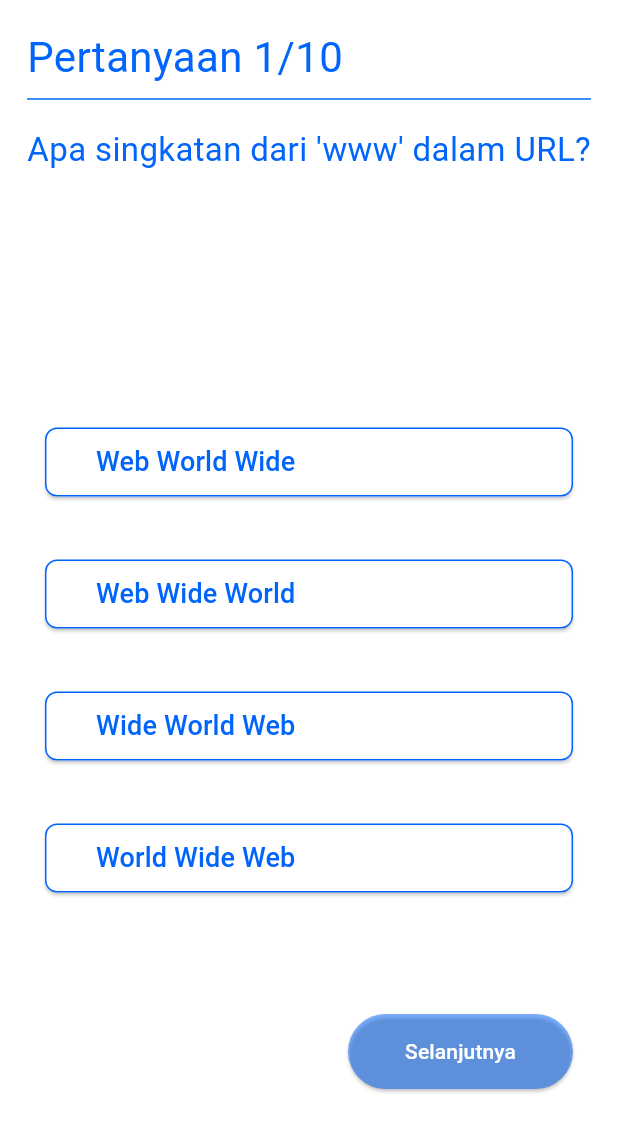
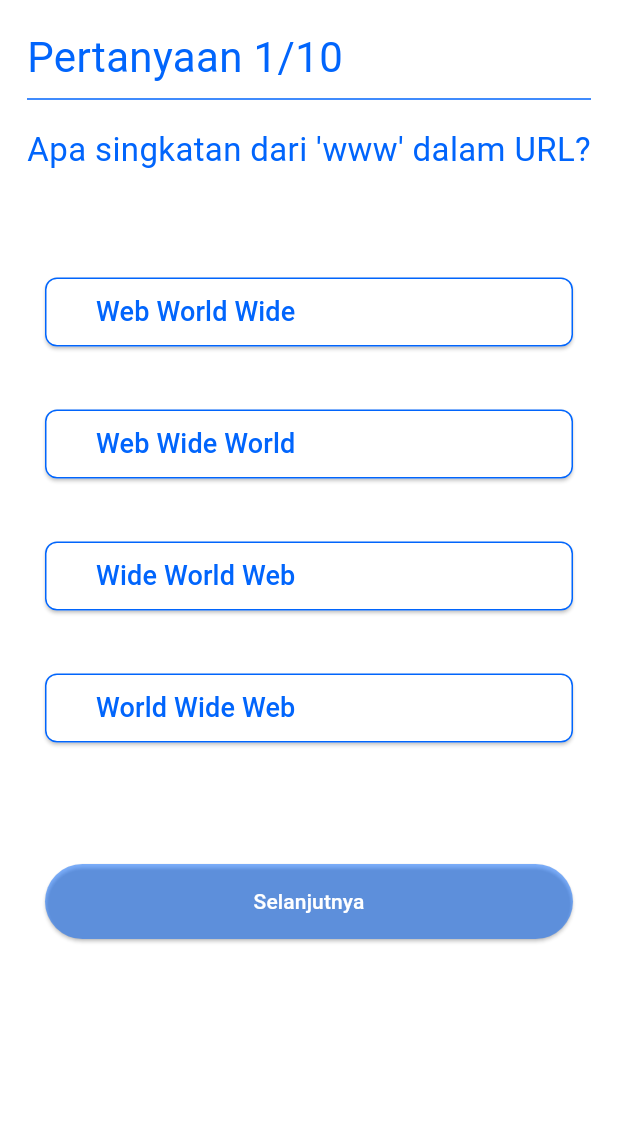
Before and after one commit to WildanRaffians/nyoba_quiz_app_soalacak, a Flutter app: the QuizzScreen screen opened directly, on a phone screen of 412 x 824 dp. Shown: the top 1132 px of the screen. Run offline on Flutter 3.47's test engine with Material 3 defaults, Android fonts, the light colour scheme and no system bars.

Commit message:
fix quiz screen

```diff
--- a/lib/screens/quizz_screen.dart
+++ b/lib/screens/quizz_screen.dart
@@ -1,7 +1,9 @@
 // Import library
 import 'dart:convert';
 import 'dart:math';
+import 'package:flutter/cupertino.dart';
 import 'package:flutter/material.dart';
+import 'package:flutter/widgets.dart';
 import 'package:nyoba_quiz_app_soalacak/data/list_pertanyaan.dart';
 import 'package:nyoba_quiz_app_soalacak/model/question.dart';
 import 'package:nyoba_quiz_app_soalacak/screens/result_screen.dart';
@@ -41,6 +43,7 @@ class _QuizzScreenState extends State<QuizzScreen> {
     return Scaffold(
       backgroundColor: AppColor.pripmaryColor,
       body: PageView.builder(
+        physics: NeverScrollableScrollPhysics(),
         controller: _controller!,
         onPageChanged: (page) {
           setState(() {
@@ -79,9 +82,14 @@ class _QuizzScreenState extends State<QuizzScreen> {
                     height: 10.0,
                   ),
                   //Menampilkan pertanyan
-                  SizedBox(
+                  ConstrainedBox(
+                    constraints: BoxConstraints(
+                      minHeight: 100,
+                      maxHeight: double.infinity,
+                    ),
+                    child: SizedBox(
                       width: double.infinity,
-                    height: 200.0,
+                      // height: double.infinity,
                       child: Column(
                         children: [
                           Text(
@@ -91,14 +99,17 @@ class _QuizzScreenState extends State<QuizzScreen> {
                               fontSize: 22.0,
                             ),
                           ),
+                          SizedBox(height: 20,),
                           if (shuffledQuestions[index].image != null)
                             Image.network(
                               shuffledQuestions[index].image!,
                               width: 200,
-                            height: 150,
+                              // height: 150,
                               fit: BoxFit.cover,
                             ),
+                          SizedBox(height: 40,),
                         ]
+                      ),
                     ),
                   ),
                   //Menampilkan option
@@ -158,7 +169,7 @@ class _QuizzScreenState extends State<QuizzScreen> {
                                   // height: 100.0,
                                   child: Text(
                                   shuffledQuestions[index].options[i] ?? '',
-                                  style: TextStyle(
+                                  style: const TextStyle(
                                     fontSize: 18.0,
                                   ),
                                   ),
@@ -169,17 +180,19 @@ class _QuizzScreenState extends State<QuizzScreen> {
                       ],
                     ),
 
-                    SizedBox(
+                    const SizedBox(
                       height: 40.0,
                     ),
-                  //button action
+
+                  //button prev/next action
                   Row(
                     mainAxisAlignment: MainAxisAlignment.end,
                     children: [
                       if (index > 0)
                       //menampilkan tombol "sebelumnya" kecuali di halaman pertama
-                        Container(
-                          width: 150.0,
+                        Expanded(
+                          child: Container(
+                            // width: 150.0,
                             height: 50.0,
                             margin: const EdgeInsets.only(
                               bottom: 20.0,
@@ -215,9 +228,11 @@ class _QuizzScreenState extends State<QuizzScreen> {
                               ),
                             ),
                           ),
+                        ),
                       //Tombol "selanjutnya"
-                      Container(
-                        width: 150.0,
+                      Expanded(
+                        child: Container(
+                          // width: 150.0,
                           height: 50.0,
                           margin: const EdgeInsets.only(
                             bottom: 20.0,
@@ -232,8 +247,8 @@ class _QuizzScreenState extends State<QuizzScreen> {
                                   context: context,
                                   builder: (context) {
                                     return AlertDialog(
-                                    title: Text('Peringatan'),
-                                    content: Text(
+                                      title: const Text('Peringatan'),
+                                      content: const Text(
                                           'Harap pilih jawaban sebelum melanjutkan.'),
                                       actions: [
                                         TextButton(
@@ -320,6 +335,7 @@ class _QuizzScreenState extends State<QuizzScreen> {
                             ),
                           ),
                         ),
+                      ),
                     ],
                   ),
                 ],
```
Lines whose indentation alone changed are shown as unchanged.
